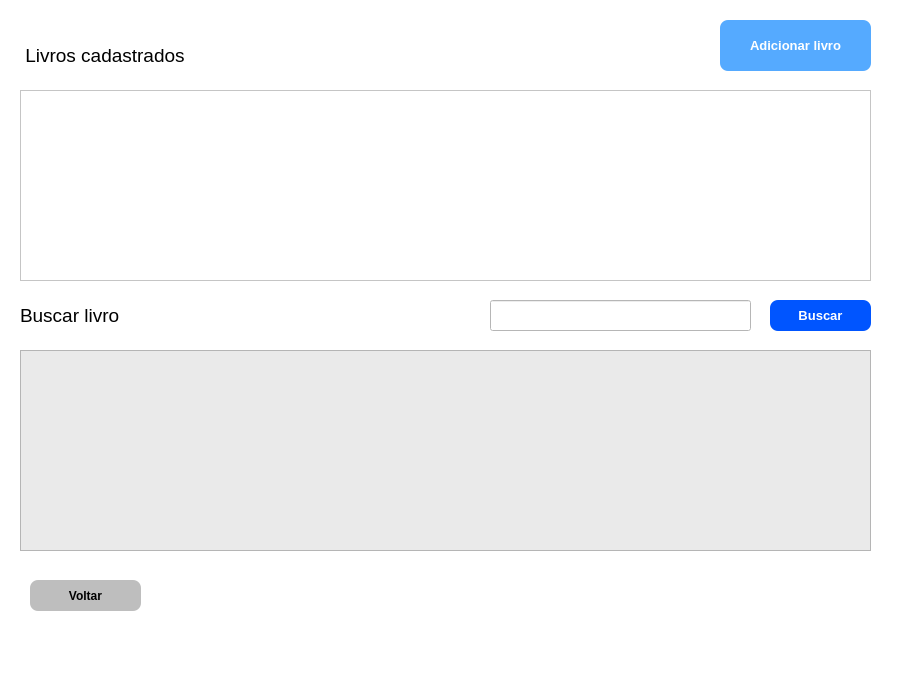
Old version of the form biblioteca/interface_grafica/ui/tela_inicial.ui in the repository Gabriel-Leall/Sistema_Distribuidos.
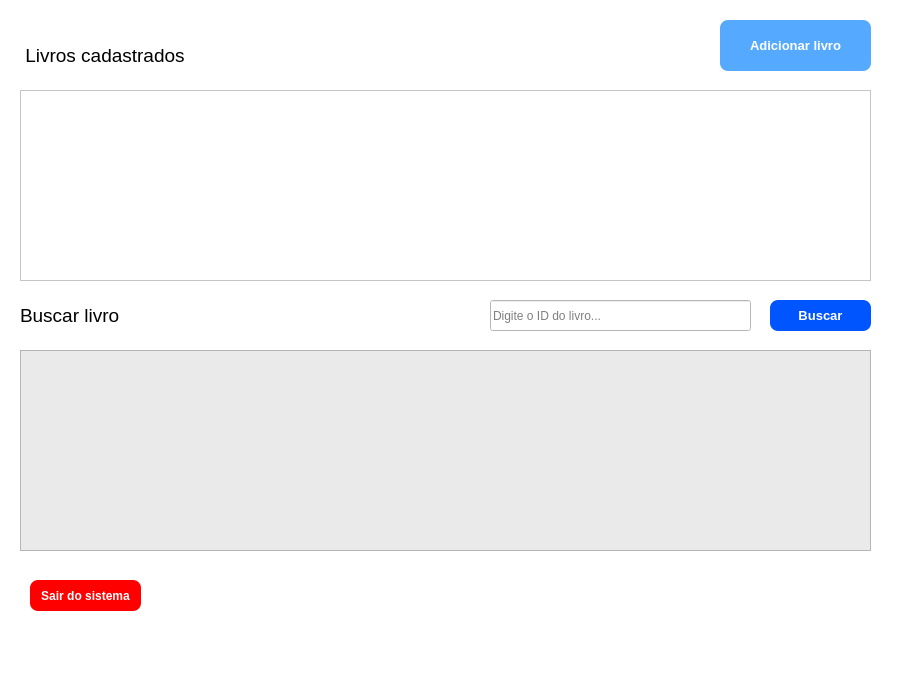
New version of the form.

What changed in the file:
```diff
--- a/biblioteca/interface_grafica/ui/tela_inicial.ui
+++ b/biblioteca/interface_grafica/ui/tela_inicial.ui
@@ -75,10 +75,11 @@
     </property>
     <property name="styleSheet">
      <string notr="true"> border-radius: 8px;
-background-color: rgb(190, 190, 190);</string>
+background-color: rgb(255, 0, 0);
+color: rgb(255, 255, 255);</string>
     </property>
     <property name="text">
-     <string>Voltar</string>
+     <string>Sair do sistema</string>
     </property>
    </widget>
    <widget class="QLineEdit" name="lineEdit_pesquisar">
@@ -90,6 +91,9 @@
       <height>31</height>
      </rect>
     </property>
+    <property name="placeholderText">
+     <string>Digite o ID do livro...</string>
+    </property>
    </widget>
    <widget class="QPushButton" name="pushButton_busca">
     <property name="geometry">
```
